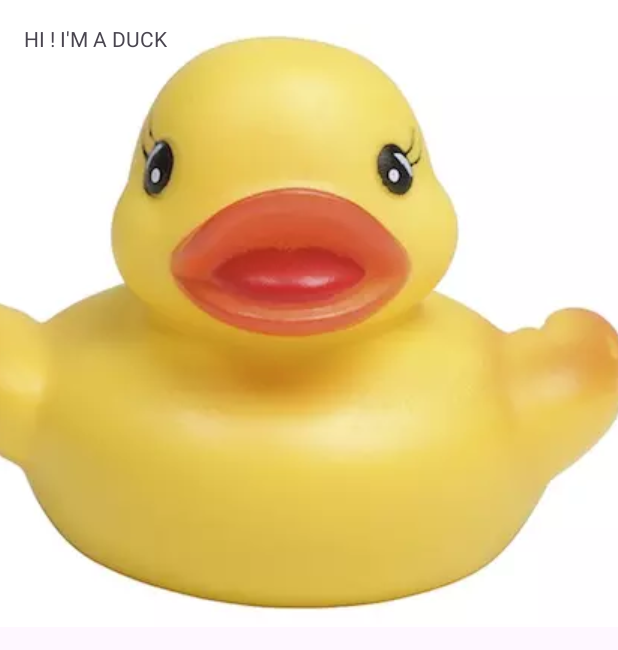
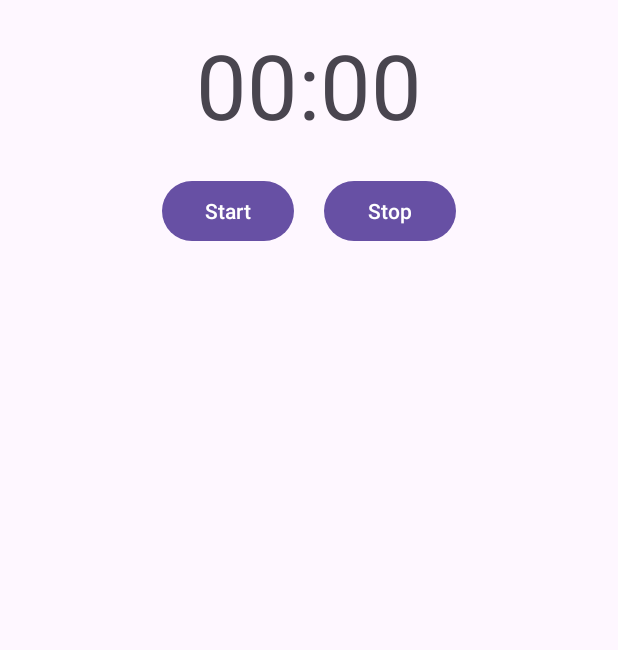
Before and after one commit to MohamedOuhami/LearnKotlin, an Android app: the screen it shows after launch (MainActivity), on a phone screen of 412 x 824 dp. Shown: the top 650 px of the screen. Run offline under Robolectric (Android 15) with nearby library versions, the phone set to English and light mode, and no system bars.

Commit message:
Finished ScrollView and Nested Layouts

```diff
--- a/app/src/main/res/layout/activity_main.xml
+++ b/app/src/main/res/layout/activity_main.xml
@@ -1,22 +1,38 @@
 <?xml version="1.0" encoding="utf-8"?>
 
-<FrameLayout
+<LinearLayout
     xmlns:android="http://schemas.android.com/apk/res/android"
     xmlns:tools="http://schemas.android.com/tools"
     android:layout_width="match_parent"
-    android:layout_height="match_parent">
-
-    <ImageView
-        android:layout_width="match_parent"
-        android:layout_height="wrap_content"
-        android:src="@drawable/duck"
-        android:scaleType="centerCrop"
-        android:contentDescription="@string/image_of_a_duck"/>
+    android:layout_height="wrap_content"
+    android:padding="16dp"
+    android:orientation="vertical">
 
     <TextView
         android:layout_width="wrap_content"
         android:layout_height="wrap_content"
-        android:text="@string/hi_i_m_a_duck"
-        android:layout_margin="16dp"/>
+        android:layout_gravity="center"
+        android:textSize="60sp"
+        android:text="00:00"/>
 
-</FrameLayout>
+    <LinearLayout
+        android:layout_width="wrap_content"
+        android:layout_height="wrap_content"
+        android:padding="20dp"
+        android:layout_gravity="center_horizontal"
+        android:orientation="horizontal">
+        <Button
+            android:layout_width="wrap_content"
+            android:layout_height="wrap_content"
+            android:layout_gravity=""
+            android:layout_marginRight="20dp"
+            android:text="Start"/>
+
+        <Button
+            android:layout_width="wrap_content"
+            android:layout_height="wrap_content"
+            android:text="Stop"/>
+    </LinearLayout>
+
+
+</LinearLayout>
```
